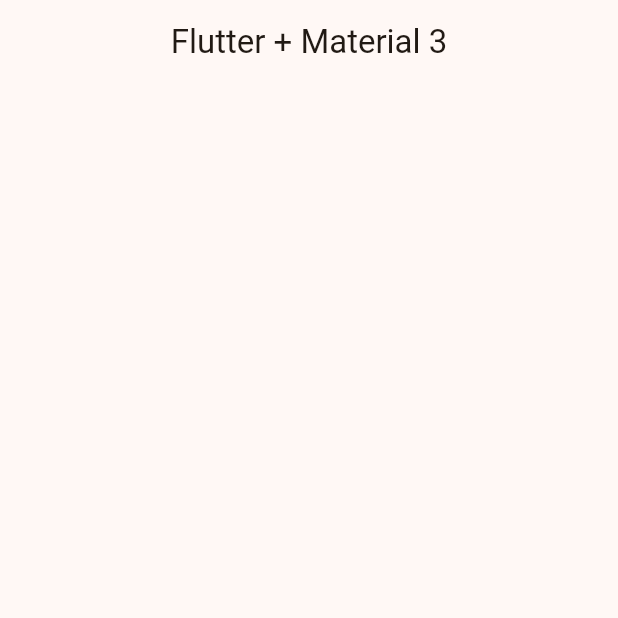
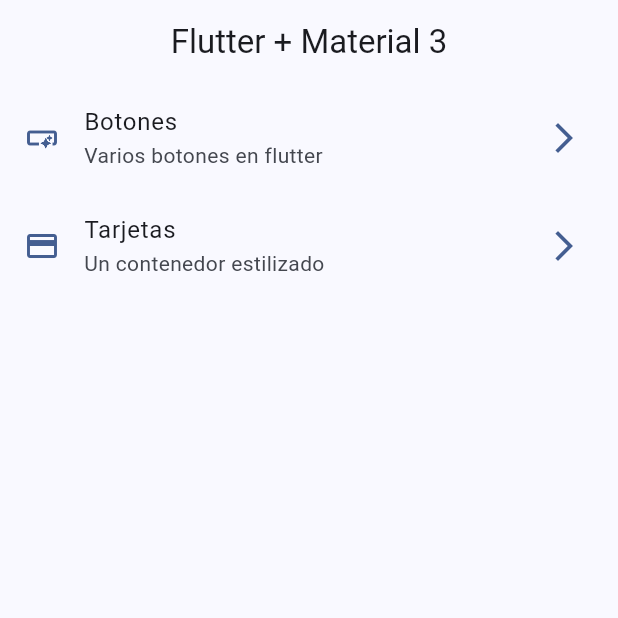
Before and after one commit to cykill00/prueba, a Flutter app: the screen it shows after launch, on a phone screen of 412 x 824 dp, the top half of it. Run offline on Flutter 3.47's test engine with Material 2 defaults, Android fonts, the phone set to English and light mode, and no system bars.

Commit message:
home screen implementado

```diff
--- a/lib/config/menu/menu_items.dart
+++ b/lib/config/menu/menu_items.dart
@@ -24,7 +24,7 @@ const appMenuItem = <MenuItem>[
     title:'Tarjetas',
     subTitle:'Un contenedor estilizado',
     link: '/card',
-    icon: Icons.credit_card_off_outlined)
+    icon: Icons.credit_card_outlined)
 
 
 ];
--- a/lib/main.dart
+++ b/lib/main.dart
@@ -11,7 +11,7 @@ class MyApp extends StatelessWidget {
   Widget build(BuildContext context) {
     return MaterialApp(
       debugShowCheckedModeBanner: false,
-      theme: AppTheme(selectedColor: 9).getTheme(),
+      theme: AppTheme(selectedColor: 6).getTheme(),
       title: 'Material App',
       home: const HomeScreen()
     );
--- a/lib/presentation/screens/home_screen.dart
+++ b/lib/presentation/screens/home_screen.dart
@@ -1,4 +1,5 @@
 import 'package:flutter/material.dart';
+import 'package:widgets_app/config/menu/menu_items.dart';
 
 class HomeScreen extends StatelessWidget {
   const HomeScreen({super.key});
@@ -10,6 +11,47 @@ class HomeScreen extends StatelessWidget {
         centerTitle: true,
         title: const Text('Flutter + Material 3'),
       ),
+      body: const _HomeView(),
     );
   }
 }
+
+class _HomeView extends StatelessWidget {
+  const _HomeView();
+
+  @override
+  Widget build(BuildContext context) {
+    return ListView.builder(
+      itemCount: appMenuItem.length,
+      itemBuilder: (context, index) {
+        final menuItem = appMenuItem[index];
+
+        return _CustomListTile(menuItem: menuItem);
+      },
+    );
+  }
+}
+
+class _CustomListTile extends StatelessWidget {
+  const _CustomListTile({
+    required this.menuItem,
+  });
+
+  final MenuItem menuItem;
+
+  @override
+  Widget build(BuildContext context) {
+
+    final colors = Theme.of(context).colorScheme;
+
+    return ListTile(
+      leading: Icon(menuItem.icon, color: colors.primary,),
+      title: Text(menuItem.title),
+      subtitle: Text(menuItem.subTitle),
+      trailing: Icon(Icons.arrow_forward_ios_outlined, color: colors.primary),
+      onTap: () {
+        // TODO: Ir a otra pantalla
+      },
+    );
+  }
+}
```
